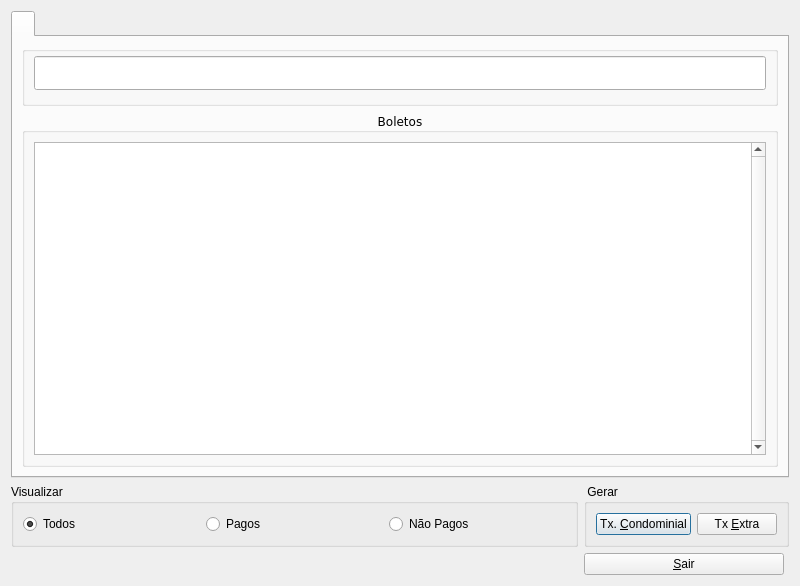
Qt form Projects/Blink/Plugins/financier/managerticket.ui (MarcoBueno1/qrad) before a commit.
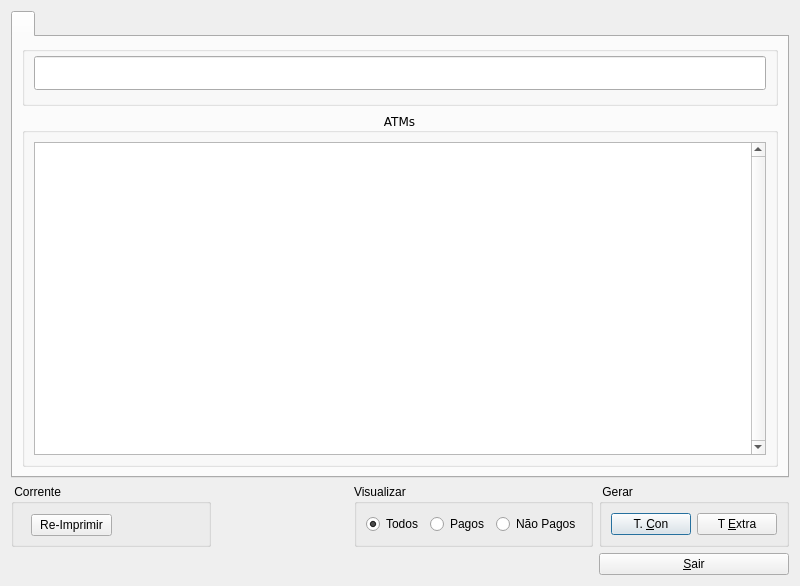
The same form after that commit. Custom widgets are drawn as their Qt base class.

```diff
--- a/Projects/Blink/Plugins/financier/managerticket.ui
+++ b/Projects/Blink/Plugins/financier/managerticket.ui
@@ -14,7 +14,49 @@
    <string/>
   </property>
   <layout class="QGridLayout" name="gridLayout_5">
-   <item row="0" column="0" colspan="2">
+   <item row="1" column="3">
+    <widget class="QGroupBox" name="groupBox">
+     <property name="title">
+      <string> Gerar</string>
+     </property>
+     <layout class="QGridLayout" name="gridLayout_3">
+      <item row="0" column="0">
+       <widget class="QPushButton" name="PshBtnTxCondominial">
+        <property name="text">
+         <string>T. &amp;Con</string>
+        </property>
+       </widget>
+      </item>
+      <item row="0" column="1">
+       <widget class="QPushButton" name="PshBtnTxExtra">
+        <property name="text">
+         <string>T &amp;Extra</string>
+        </property>
+       </widget>
+      </item>
+     </layout>
+    </widget>
+   </item>
+   <item row="2" column="3">
+    <widget class="QPushButton" name="PshBtnSair">
+     <property name="minimumSize">
+      <size>
+       <width>0</width>
+       <height>0</height>
+      </size>
+     </property>
+     <property name="maximumSize">
+      <size>
+       <width>200</width>
+       <height>16777215</height>
+      </size>
+     </property>
+     <property name="text">
+      <string>&amp;Sair</string>
+     </property>
+    </widget>
+   </item>
+   <item row="0" column="0" colspan="4">
     <widget class="QTabWidget" name="tabWidget">
      <property name="font">
       <font>
@@ -113,7 +155,7 @@
           </font>
          </property>
          <property name="title">
-          <string>Boletos</string>
+          <string>ATMs</string>
          </property>
          <property name="alignment">
           <set>Qt::AlignCenter</set>
@@ -160,7 +202,7 @@
      </widget>
     </widget>
    </item>
-   <item row="1" column="0">
+   <item row="1" column="2">
     <widget class="QGroupBox" name="groupBox_3">
      <property name="title">
       <string>Visualizar</string>
@@ -197,46 +239,30 @@
      </layout>
     </widget>
    </item>
-   <item row="1" column="1">
-    <widget class="QGroupBox" name="groupBox">
-     <property name="title">
-      <string> Gerar</string>
-     </property>
-     <layout class="QGridLayout" name="gridLayout_3">
-      <item row="0" column="0">
-       <widget class="QPushButton" name="PshBtnTxCondominial">
-        <property name="text">
-         <string>Tx. &amp;Condominial</string>
-        </property>
-       </widget>
-      </item>
-      <item row="0" column="1">
-       <widget class="QPushButton" name="PshBtnTxExtra">
-        <property name="text">
-         <string>Tx &amp;Extra</string>
-        </property>
-       </widget>
-      </item>
-     </layout>
-    </widget>
-   </item>
-   <item row="2" column="1">
-    <widget class="QPushButton" name="PshBtnSair">
-     <property name="minimumSize">
-      <size>
-       <width>0</width>
-       <height>0</height>
-      </size>
-     </property>
+   <item row="1" column="0" colspan="2">
+    <widget class="QGroupBox" name="groupBoxCurrent">
      <property name="maximumSize">
       <size>
        <width>200</width>
        <height>16777215</height>
       </size>
      </property>
-     <property name="text">
-      <string>&amp;Sair</string>
+     <property name="title">
+      <string> Corrente</string>
      </property>
+     <widget class="QPushButton" name="pushButtonReprint">
+      <property name="geometry">
+       <rect>
+        <x>20</x>
+        <y>30</y>
+        <width>81</width>
+        <height>22</height>
+       </rect>
+      </property>
+      <property name="text">
+       <string>Re-Imprimir</string>
+      </property>
+     </widget>
     </widget>
    </item>
   </layout>
```
